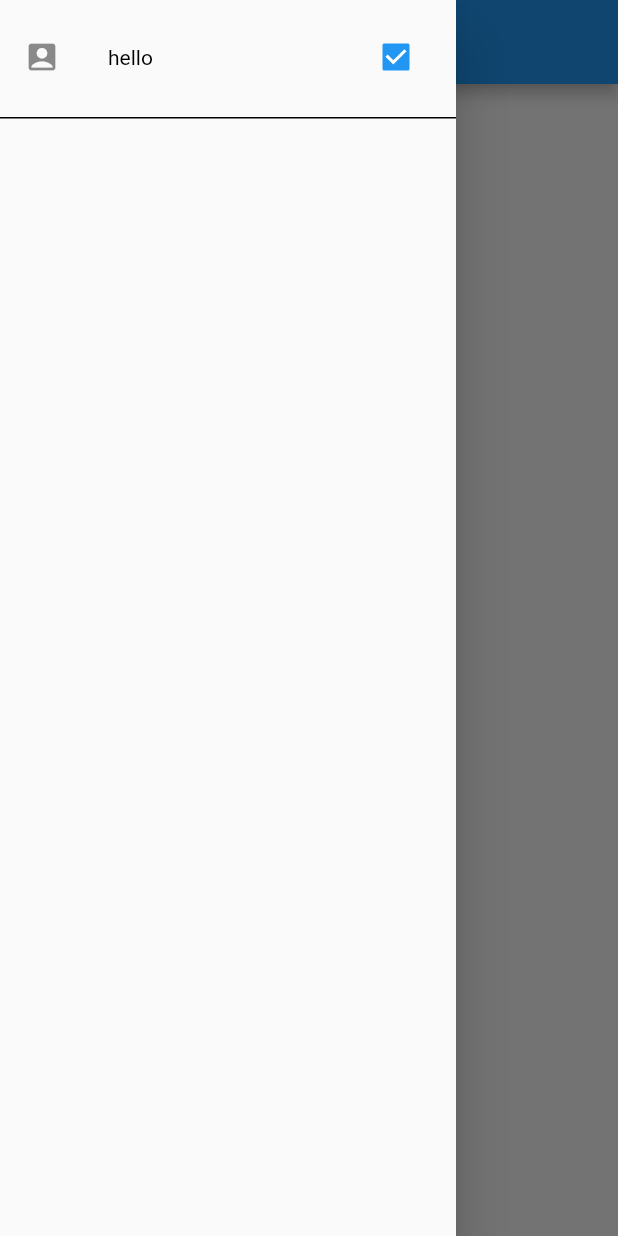
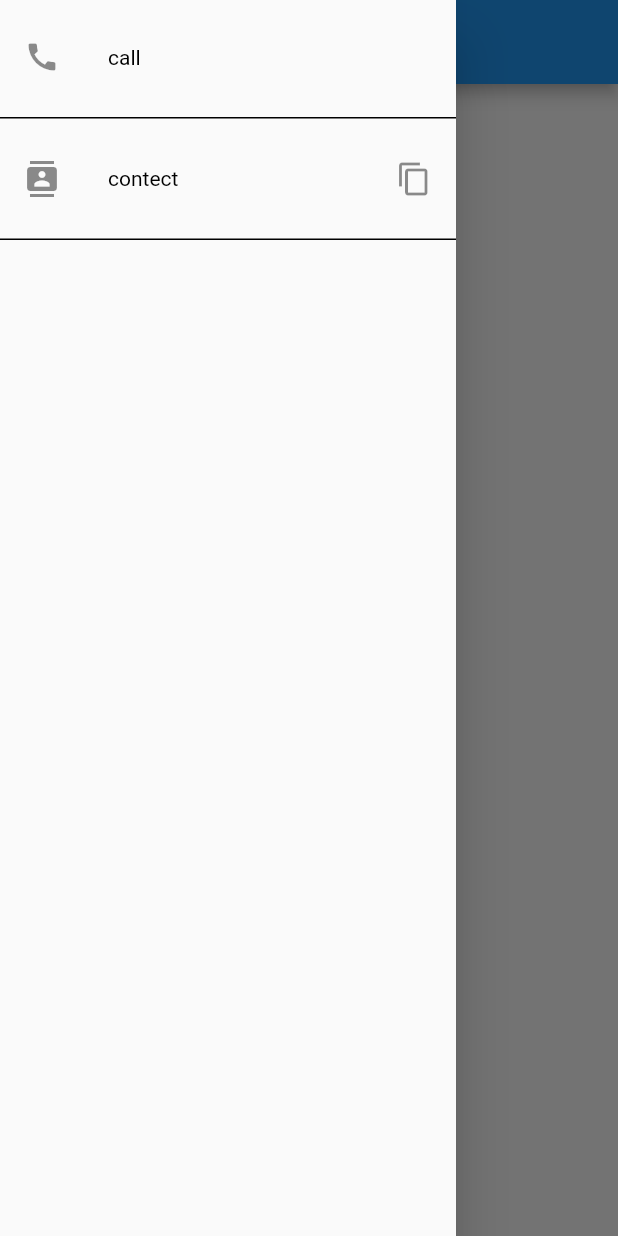
Before and after one commit to MuhammadUsama100/drawer_component, a Flutter app: the screen it shows after launch, with the side drawer open, on a phone screen of 412 x 824 dp. Run offline on Flutter 3.47's test engine with Material 2 defaults, Android fonts, the phone set to English and light mode, and no system bars.

```diff
--- a/example/lib/main.dart
+++ b/example/lib/main.dart
@@ -23,18 +23,27 @@ class _TestDrawerState extends State<TestDrawer> {
               child: ListView(
                 children: <Widget>[
                   DrawerComponent(
-                    name: "hello",
+                    name: "call",
                     textOverflow: TextOverflow.ellipsis,
                     child: TestWidget(),
-                    leading: Icon(Icons.account_box),
-                    trailing: Icon(Icons.adb),
+                    leading: Icon(Icons.call),
                     tileSize: 10,
-                    checkBoxValue: checkbox,
-                    tralingSelection: "check",
                     dividerheight: 5,
                     dividerThickness: 1,
                     dividercolor: Colors.black,
-                  )
+                  ),
+                  DrawerComponent(
+                    name: "contect",
+                    textOverflow: TextOverflow.ellipsis,
+                    child: TestWidget(),
+                    leading: Icon(Icons.contacts),
+                    trailing: Icon(Icons.content_copy),
+                    tileSize: 10,
+                    tralingSelection: "Icon",
+                    dividerheight: 5,
+                    dividerThickness: 1,
+                    dividercolor: Colors.black,
+                  ),
                 ],
               ),
             )));
--- a/pubspec.yaml
+++ b/pubspec.yaml
@@ -1,8 +1,8 @@
 name: drawer_component
 description: A new Flutter package project.
 version: 0.0.1
-author: Muhammad Usama <https://github.com/MuhammadUsama100>
-homepage: https://github.com/MuhammadUsama100
+
+homepage: https://github.com/MuhammadUsama100/drawer_component
 
 environment:
   sdk: ">=2.1.0 <3.0.0"
```
Also changed, not shown: DisplayImage.jpg (added), 1 other file.
